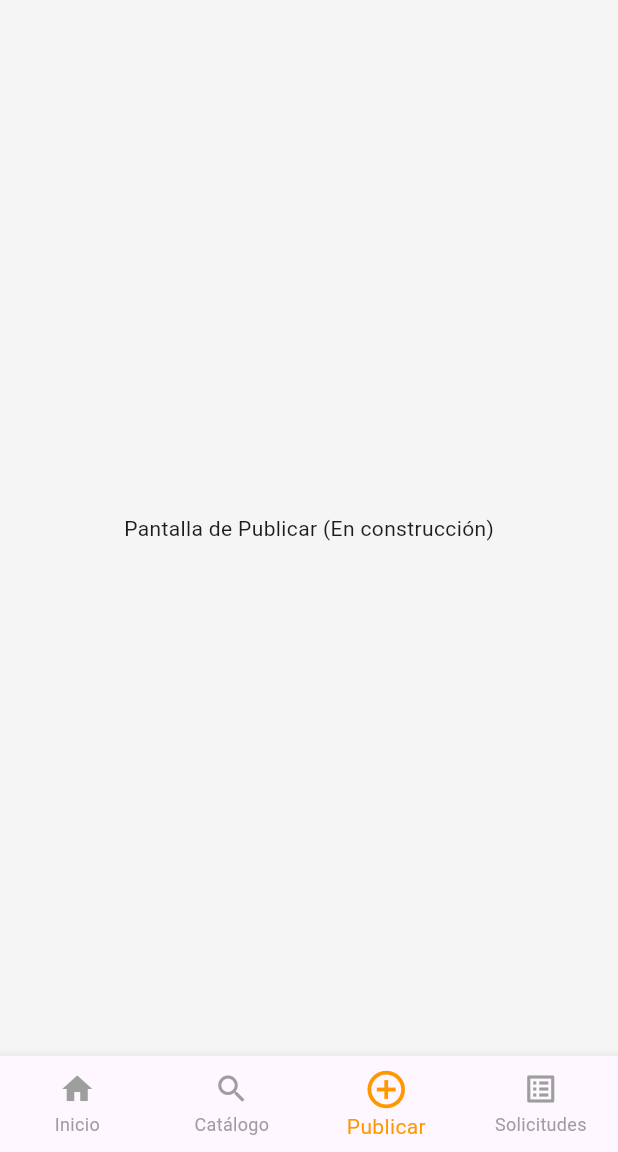
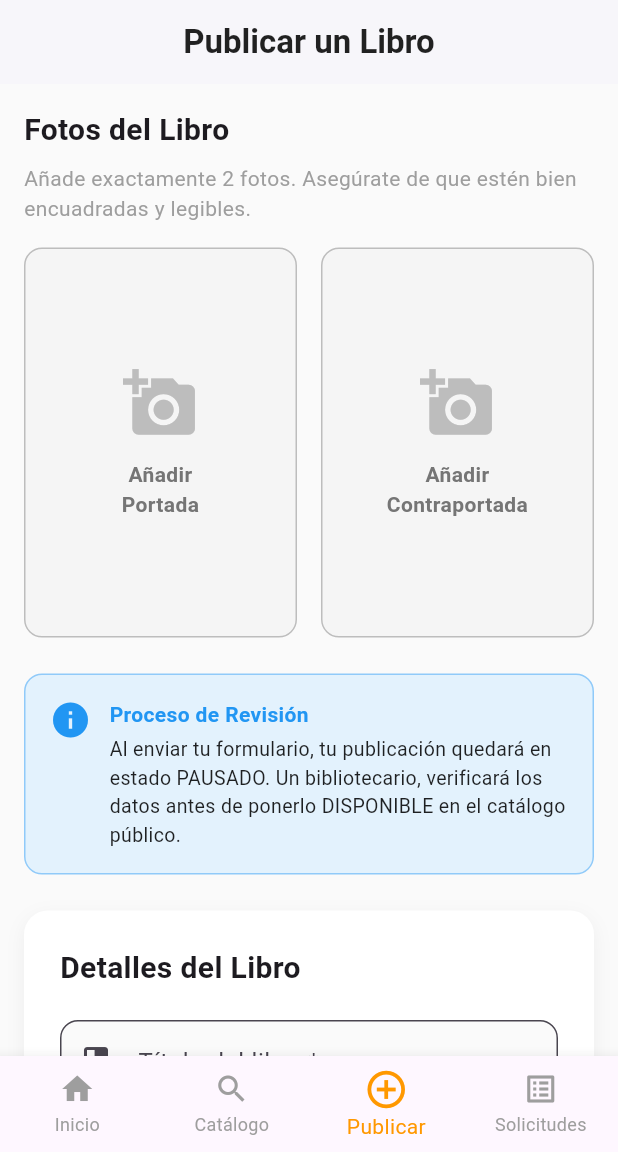
Before and after one commit to lbpm2004/BookMet, a Flutter app: the UsuarioScreen screen opened by its route, item 3 of the bottom bar chosen, on a phone screen of 412 x 824 dp, the part 84-1236 px from its top. Run offline on Flutter 3.47's test engine with Material 3 defaults, Android fonts, the light colour scheme and no system bars; our stand-ins replace cloud_firestore, firebase_auth, firebase_core, image_picker, supabase_flutter; accounts and stored records are empty; network calls fail.

Commit message:
Creación de la pantalla Publicar.

```diff
--- /dev/null
+++ b/devtools_options.yaml
@@ -0,0 +1,3 @@
+description: This file stores settings for Dart & Flutter DevTools.
+documentation: https://docs.flutter.dev/tools/devtools/extensions#configure-extension-enablement-states
+extensions:
--- /dev/null
+++ b/lib/screens/publicar_screen.dart
@@ -0,0 +1,338 @@
+import 'package:flutter/material.dart';
+
+class PublicarScreen extends StatefulWidget {
+  const PublicarScreen({Key? key}) : super(key: key);
+
+  @override
+  _PublicarScreenState createState() => _PublicarScreenState();
+}
+
+class _PublicarScreenState extends State<PublicarScreen> {
+  final _formKey = GlobalKey<FormState>();
+
+  final TextEditingController _tituloController = TextEditingController();
+  final TextEditingController _autorController = TextEditingController();
+  final TextEditingController _descripcionController = TextEditingController();
+  final TextEditingController _carrerasController = TextEditingController();
+  final TextEditingController _materiasController = TextEditingController();
+
+  String? _estadoFisicoSeleccionado;
+  final List<String> _opcionesEstado = [
+    'Nuevo',
+    'Como nuevo',
+    'Buen estado',
+    'Deteriorado' // <-- Cambiado según tu instrucción
+  ];
+
+  // Simuladores de imágenes
+  bool _tienePortada = false;
+  bool _tieneContraportada = false;
+
+  void _enviarPublicacion() {
+    if (_formKey.currentState!.validate()) {
+      if (!_tienePortada || !_tieneContraportada) {
+        ScaffoldMessenger.of(context).showSnackBar(
+          const SnackBar(content: Text('Por favor, sube la portada y contraportada del libro.'), backgroundColor: Colors.red),
+        );
+        return;
+      }
+
+      ScaffoldMessenger.of(context).showSnackBar(
+        const SnackBar(
+          content: Text('¡Libro enviado a revisión!'),
+          backgroundColor: Colors.green,
+          duration: Duration(seconds: 3),
+        ),
+      );
+
+      // Limpiar formulario después de enviar
+      _formKey.currentState!.reset();
+      _tituloController.clear();
+      _autorController.clear();
+      _descripcionController.clear();
+      _carrerasController.clear();
+      _materiasController.clear();
+      setState(() {
+        _estadoFisicoSeleccionado = null;
+        _tienePortada = false;
+        _tieneContraportada = false;
+      });
+    }
+  }
+
+  @override
+  Widget build(BuildContext context) {
+    return Scaffold(
+      backgroundColor: Colors.grey[50],
+      appBar: AppBar(
+        automaticallyImplyLeading: false,
+        backgroundColor: Colors.white,
+        elevation: 1,
+        title: const Text('Publicar un Libro', style: TextStyle(color: Colors.black87, fontWeight: FontWeight.bold)),
+        centerTitle: true,
+        iconTheme: const IconThemeData(color: Colors.orange),
+      ),
+      body: LayoutBuilder(
+        builder: (context, constraints) {
+          if (constraints.maxWidth > 800) {
+            // DISEÑO PARA PC / WEB
+            return Center(
+              child: ConstrainedBox(
+                constraints: const BoxConstraints(maxWidth: 1000),
+                child: SingleChildScrollView(
+                  padding: const EdgeInsets.all(40.0),
+                  child: Form(
+                    key: _formKey,
+                    child: Row(
+                      crossAxisAlignment: CrossAxisAlignment.start,
+                      children: [
+                        Expanded(flex: 4, child: _buildSeccionImagenes()),
+                        const SizedBox(width: 40),
+                        Expanded(flex: 6, child: _buildSeccionFormulario()),
+                      ],
+                    ),
+                  ),
+                ),
+              ),
+            );
+          } else {
+            // DISEÑO PARA MÓVIL
+            return SingleChildScrollView(
+              padding: const EdgeInsets.all(16.0),
+              child: Form(
+                key: _formKey,
+                child: Column(
+                  children: [
+                    _buildSeccionImagenes(),
+                    const SizedBox(height: 24),
+                    _buildSeccionFormulario(),
+                  ],
+                ),
+              ),
+            );
+          }
+        },
+      ),
+    );
+  }
+
+  // ==========================================
+  // SECCIÓN 1: SUBIDA DE IMÁGENES
+  // ==========================================
+  Widget _buildSeccionImagenes() {
+    return Column(
+      crossAxisAlignment: CrossAxisAlignment.start,
+      children: [
+        const Text('Fotos del Libro', style: TextStyle(fontSize: 20, fontWeight: FontWeight.bold)),
+        const SizedBox(height: 8),
+        const Text('Añade exactamente 2 fotos. Asegúrate de que estén bien encuadradas y legibles.', style: TextStyle(color: Colors.grey)),
+        const SizedBox(height: 16),
+
+        // Cajas de imágenes más grandes para servir de previsualización
+        Row(
+          children: [
+            Expanded(
+              child: _buildSelectorImagen(
+                titulo: 'Portada',
+                tieneImagen: _tienePortada,
+                onTap: () => setState(() => _tienePortada = !_tienePortada),
+              ),
+            ),
+            const SizedBox(width: 16),
+            Expanded(
+              child: _buildSelectorImagen(
+                titulo: 'Contraportada',
+                tieneImagen: _tieneContraportada,
+                onTap: () => setState(() => _tieneContraportada = !_tieneContraportada),
+              ),
+            ),
+          ],
+        ),
+        const SizedBox(height: 24),
+
+        // AVISO DE MODERACIÓN (Texto actualizado)
+        Container(
+          padding: const EdgeInsets.all(16),
+          decoration: BoxDecoration(
+            color: Colors.blue[50],
+            borderRadius: BorderRadius.circular(12),
+            border: Border.all(color: Colors.blue[200]!),
+          ),
+          child: Row(
+            crossAxisAlignment: CrossAxisAlignment.start,
+            children: [
+              const Icon(Icons.info, color: Colors.blue, size: 28),
+              const SizedBox(width: 12),
+              Expanded(
+                child: Column(
+                  crossAxisAlignment: CrossAxisAlignment.start,
+                  children: const [
+                    Text('Proceso de Revisión', style: TextStyle(fontWeight: FontWeight.bold, color: Colors.blue)),
+                    SizedBox(height: 4),
+                    Text(
+                      'Al enviar tu formulario, tu publicación quedará en estado PAUSADO. Un bibliotecario, verificará los datos antes de ponerlo DISPONIBLE en el catálogo público.',
+                      style: TextStyle(fontSize: 13, color: Colors.black87),
+                    ),
+                  ],
+                ),
+              ),
+            ],
+          ),
+        ),
+      ],
+    );
+  }
+
+  // Ahora simula mostrar la imagen real al hacer clic
+  Widget _buildSelectorImagen({required String titulo, required bool tieneImagen, required VoidCallback onTap}) {
+    return GestureDetector(
+      onTap: onTap,
+      child: Container(
+        height: 260, // <-- Altura aumentada para simular un encuadre real
+        decoration: BoxDecoration(
+          color: Colors.grey[100],
+          borderRadius: BorderRadius.circular(12),
+          border: Border.all(
+            color: Colors.grey[400]!,
+            width: tieneImagen ? 2 : 1, // Se hace más gruesa al cargar
+            style: tieneImagen ? BorderStyle.solid : BorderStyle.solid, // continuo si no hay foto
+          ),
+          // Si tiene imagen, mostramos una imagen simulada (placeholder)
+          image: tieneImagen
+            ? DecorationImage(
+                image: NetworkImage('https://via.placeholder.com/400x600.png?text=Previsualizaci%C3%B3n+$titulo'),
+                fit: BoxFit.cover,
+              )
+            : null,
+        ),
+        // Si NO tiene imagen, mostramos el icono de añadir
+        child: tieneImagen ? null : Column(
+          mainAxisAlignment: MainAxisAlignment.center,
+          children: [
+            Icon(Icons.add_a_photo, size: 50, color: Colors.grey[400]),
+            const SizedBox(height: 12),
+            Text('Añadir\n$titulo', textAlign: TextAlign.center, style: TextStyle(color: Colors.grey[600], fontWeight: FontWeight.bold)),
+          ],
+        ),
+      ),
+    );
+  }
+
+  // ==========================================
+  // SECCIÓN 2: FORMULARIO DE TEXTO
+  // ==========================================
+  Widget _buildSeccionFormulario() {
+    return Container(
+      padding: const EdgeInsets.all(24),
+      decoration: BoxDecoration(
+        color: Colors.white,
+        borderRadius: BorderRadius.circular(16),
+        boxShadow: [BoxShadow(color: Colors.black.withOpacity(0.05), blurRadius: 10, offset: const Offset(0, 4))],
+      ),
+      child: Column(
+        crossAxisAlignment: CrossAxisAlignment.start,
+        children: [
+          const Text('Detalles del Libro', style: TextStyle(fontSize: 20, fontWeight: FontWeight.bold)),
+          const SizedBox(height: 20),
+
+          _buildTextField(controlador: _tituloController, etiqueta: 'Título del libro', icono: Icons.book),
+          const SizedBox(height: 16),
+
+          // Se añadió la instrucción para los autores
+          _buildTextField(
+            controlador: _autorController,
+            etiqueta: 'Autor(es) separados por comas',
+            icono: Icons.person,
+            hint: 'Ej: James Stewart, Lothar Redlin'
+          ),
+          const SizedBox(height: 16),
+
+          DropdownButtonFormField<String>(
+            decoration: InputDecoration(
+              labelText: 'Estado Físico',
+              prefixIcon: const Icon(Icons.star_border),
+              border: OutlineInputBorder(borderRadius: BorderRadius.circular(12)),
+            ),
+            value: _estadoFisicoSeleccionado,
+            items: _opcionesEstado.map((estado) => DropdownMenuItem(value: estado, child: Text(estado))).toList(),
+            onChanged: (value) => setState(() => _estadoFisicoSeleccionado = value),
+            validator: (value) => value == null ? 'Selecciona el estado del libro' : null,
+          ),
+          const SizedBox(height: 16),
+
+          _buildTextField(
+            controlador: _carrerasController,
+            etiqueta: 'Carreras (separadas por comas)',
+            icono: Icons.school,
+            hint: 'Ej: Ing. Sistemas, Arquitectura',
+          ),
+          const SizedBox(height: 16),
+
+          _buildTextField(
+            controlador: _materiasController,
+            etiqueta: 'Materias (separadas por comas)',
+            icono: Icons.class_,
+            hint: 'Ej: Cálculo I, Física',
+          ),
+          const SizedBox(height: 16),
+
+          // La descripción solo es obligatoria si el estado es 'Deteriorado'
+          _buildTextField(
+            controlador: _descripcionController,
+            etiqueta: 'Descripción adicional',
+            icono: Icons.description,
+            maxLines: 4,
+            hint: 'Menciona si tiene notas, si le faltan páginas, edición, etc.',
+            esObligatorio: _estadoFisicoSeleccionado == 'Deteriorado', // <-- REGLA DE NEGOCIO APLICADA
+          ),
+
+          const SizedBox(height: 32),
+
+          // BOTÓN DE ENVÍO
+          SizedBox(
+            width: double.infinity,
+            height: 55,
+            child: ElevatedButton.icon(
+              onPressed: _enviarPublicacion,
+              style: ElevatedButton.styleFrom(
+                backgroundColor: Colors.orange,
+                shape: RoundedRectangleBorder(borderRadius: BorderRadius.circular(12)),
+              ),
+              icon: const Icon(Icons.send, color: Colors.white),
+              label: const Text('Enviar para Revisión', style: TextStyle(fontSize: 18, fontWeight: FontWeight.bold, color: Colors.white)),
+            ),
+          ),
+        ],
+      ),
+    );
+  }
+
+  // Modificamos el widget para que reciba si es obligatorio o no
+  Widget _buildTextField({
+    required TextEditingController controlador,
+    required String etiqueta,
+    required IconData icono,
+    int maxLines = 1,
+    String? hint,
+    bool esObligatorio = true, // Por defecto todos son obligatorios
+  }) {
+    return TextFormField(
+      controller: controlador,
+      maxLines: maxLines,
+      decoration: InputDecoration(
+        labelText: esObligatorio ? '$etiqueta *' : etiqueta, // Añadimos asterisco visual si es obligatorio
+        hintText: hint,
+        prefixIcon: Icon(icono),
+        border: OutlineInputBorder(borderRadius: BorderRadius.circular(12)),
+        filled: true,
+        fillColor: Colors.grey[50],
+      ),
+      validator: (value) {
+        if (esObligatorio && (value == null || value.trim().isEmpty)) {
+          return 'Este campo es obligatorio';
+        }
+        return null;
+      },
+    );
+  }
+}
--- a/lib/screens/usuario_screen.dart
+++ b/lib/screens/usuario_screen.dart
@@ -2,7 +2,8 @@ import 'package:flutter/material.dart';
 import 'package:firebase_auth/firebase_auth.dart';
 import 'package:cloud_firestore/cloud_firestore.dart';
 import '../services/auth_service.dart';
-import 'catalogo_screen.dart'; // Importamos el catálogo que acabamos de crear
+import 'catalogo_screen.dart';
+import 'publicar_screen.dart';
 
 class UsuarioScreen extends StatefulWidget {
   const UsuarioScreen({Key? key}) : super(key: key);
@@ -39,7 +40,7 @@ class _UsuarioScreenState extends State<UsuarioScreen> {
       case 1:
         return const CatalogoScreen(); // El catálogo de 4 columnas y 5 filtros
       case 2:
-        return const Center(child: Text('Pantalla de Publicar (En construcción)'));
+        return const PublicarScreen();
       case 3:
         return const Center(child: Text('Mis Solicitudes (En construcción)'));
       default:
```
Also changed, not shown: lib/screens/catalogo_screen.dart (+36 -12 lines), lib/screens/publicacion_screen.dart (+145 -90 lines).
